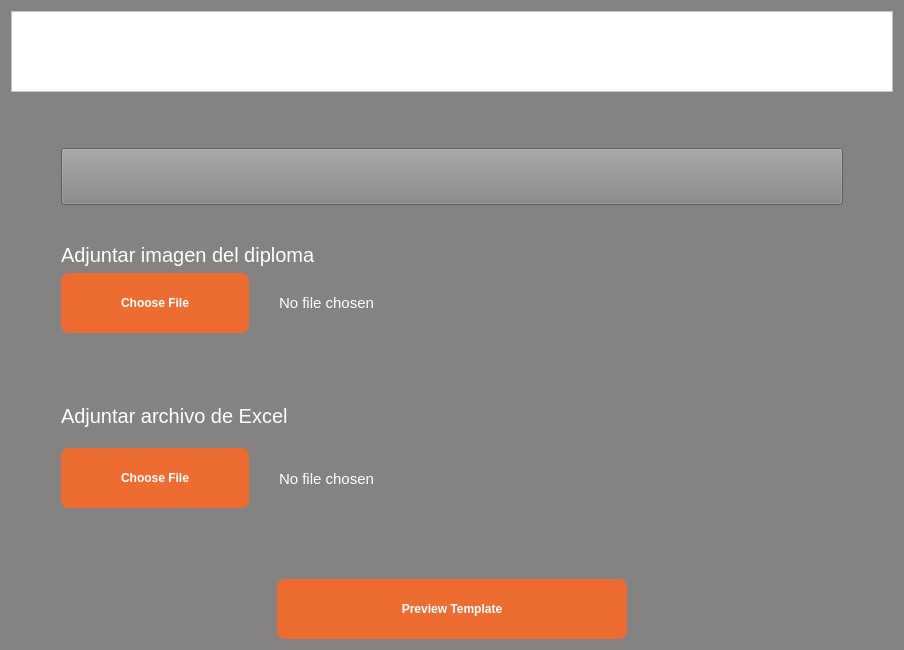
Old version of the form FileUploadScreen.ui in the repository RicarlOz/DiplomaGenerator.
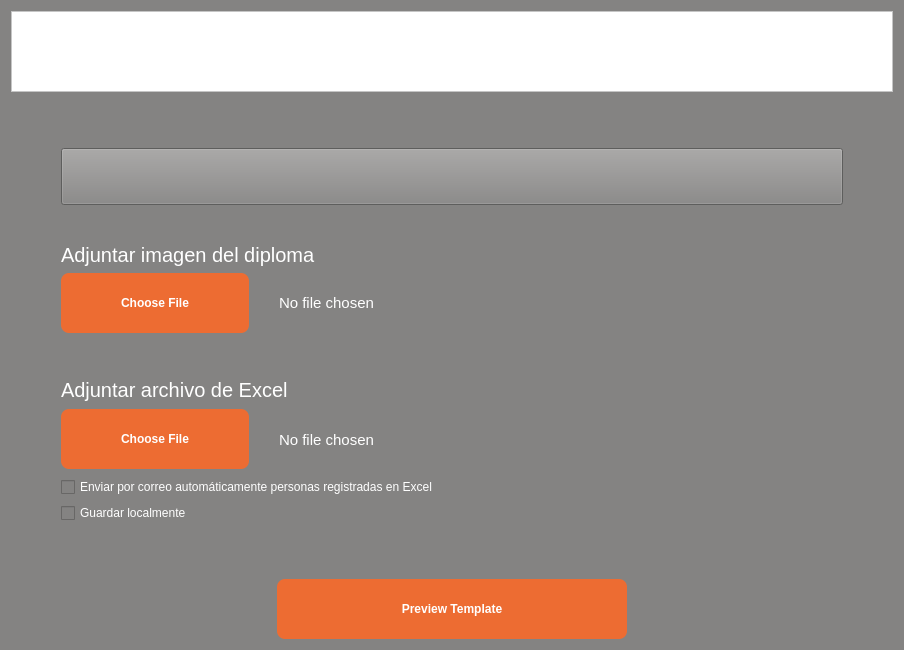
New version of the form. Icons and pictures are not drawn.

Commit message: Agregar Checkboxes

Patch:
```diff
--- a/FileUploadScreen.ui
+++ b/FileUploadScreen.ui
@@ -565,6 +565,20 @@
        </item>
       </layout>
      </item>
+     <item>
+      <widget class="QCheckBox" name="checkBoxCorreo">
+       <property name="text">
+        <string>Enviar por correo automáticamente personas registradas en Excel</string>
+       </property>
+      </widget>
+     </item>
+     <item>
+      <widget class="QCheckBox" name="checkBoxLocal">
+       <property name="text">
+        <string>Guardar localmente</string>
+       </property>
+      </widget>
+     </item>
     </layout>
    </item>
    <item row="2" column="0">
```
The commit also changes 1 other file.
